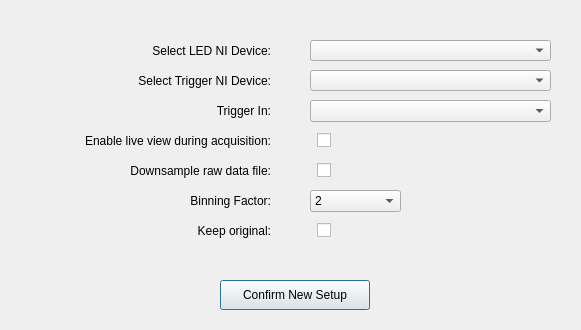
Old version of the form src/app/src/advancedsetupdialog.ui in the repository CuriBio/nautilus_acquisition.
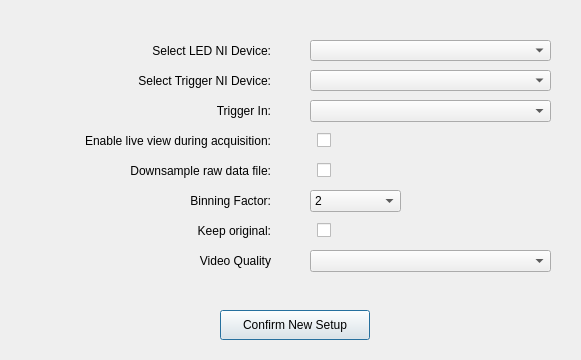
New version of the form.

Commit message: add dropdown box for video quality

```diff
--- a/src/app/src/advancedsetupdialog.ui
+++ b/src/app/src/advancedsetupdialog.ui
@@ -7,7 +7,7 @@
     <x>0</x>
     <y>0</y>
     <width>581</width>
-    <height>330</height>
+    <height>360</height>
    </rect>
   </property>
   <property name="windowTitle">
@@ -43,7 +43,7 @@
    <property name="geometry">
     <rect>
      <x>220</x>
-     <y>280</y>
+     <y>310</y>
      <width>150</width>
      <height>30</height>
     </rect>
@@ -255,6 +255,35 @@
     </rect>
    </property>
   </widget>
+  <widget class="QLabel" name="label_8">
+   <property name="geometry">
+    <rect>
+     <x>10</x>
+     <y>250</y>
+     <width>261</width>
+     <height>21</height>
+    </rect>
+   </property>
+   <property name="styleSheet">
+    <string notr="true"/>
+   </property>
+   <property name="text">
+    <string>Video Quality</string>
+   </property>
+   <property name="alignment">
+    <set>Qt::AlignRight|Qt::AlignTrailing|Qt::AlignVCenter</set>
+   </property>
+  </widget>
+  <widget class="QComboBox" name="videoQualityList">
+   <property name="geometry">
+    <rect>
+     <x>310</x>
+     <y>250</y>
+     <width>241</width>
+     <height>22</height>
+    </rect>
+   </property>
+  </widget>
  </widget>
  <resources/>
  <connections/>
```
The commit also changes 1 other file.
